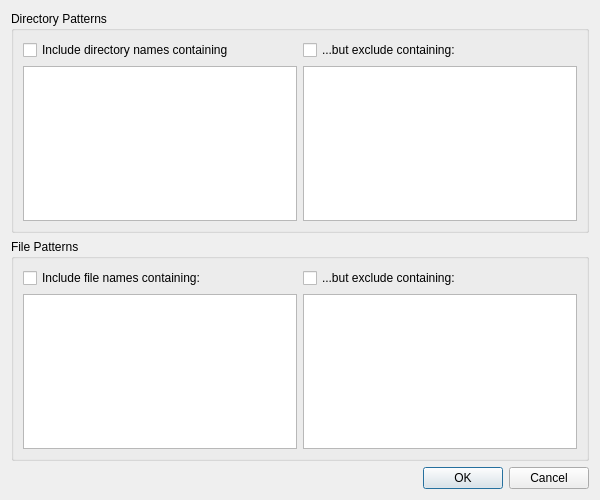
Old version of the form filterSettings.ui in the repository ValentinIllich/Automatic-Backup.
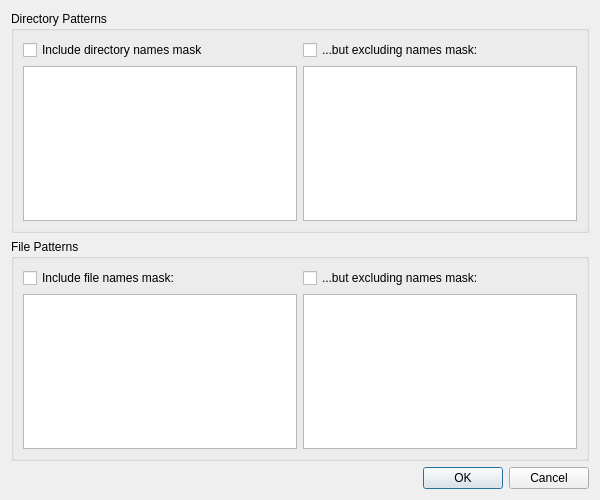
New version of the form.

Commit message: now dealing correct with directory and file exclude masks: only checking corresponding parts, regarding * and ? charackters

Patch:
```diff
--- a/filterSettings.ui
+++ b/filterSettings.ui
@@ -29,7 +29,7 @@
             <item>
              <widget class="QCheckBox" name="dirIncActive">
               <property name="text">
-               <string>Include directory names containing</string>
+               <string>Include directory names mask</string>
               </property>
              </widget>
             </item>
@@ -47,7 +47,7 @@
             <item>
              <widget class="QCheckBox" name="dirExclActive">
               <property name="text">
-               <string>...but exclude containing:</string>
+               <string>...but excluding names mask:</string>
               </property>
              </widget>
             </item>
@@ -78,7 +78,7 @@
             <item>
              <widget class="QCheckBox" name="fileInclActive">
               <property name="text">
-               <string>Include file names containing:</string>
+               <string>Include file names mask:</string>
               </property>
              </widget>
             </item>
@@ -96,7 +96,7 @@
             <item>
              <widget class="QCheckBox" name="fileExclActive">
               <property name="text">
-               <string>...but exclude containing:</string>
+               <string>...but excluding names mask:</string>
               </property>
              </widget>
             </item>
```
The commit also changes 1 other file.
